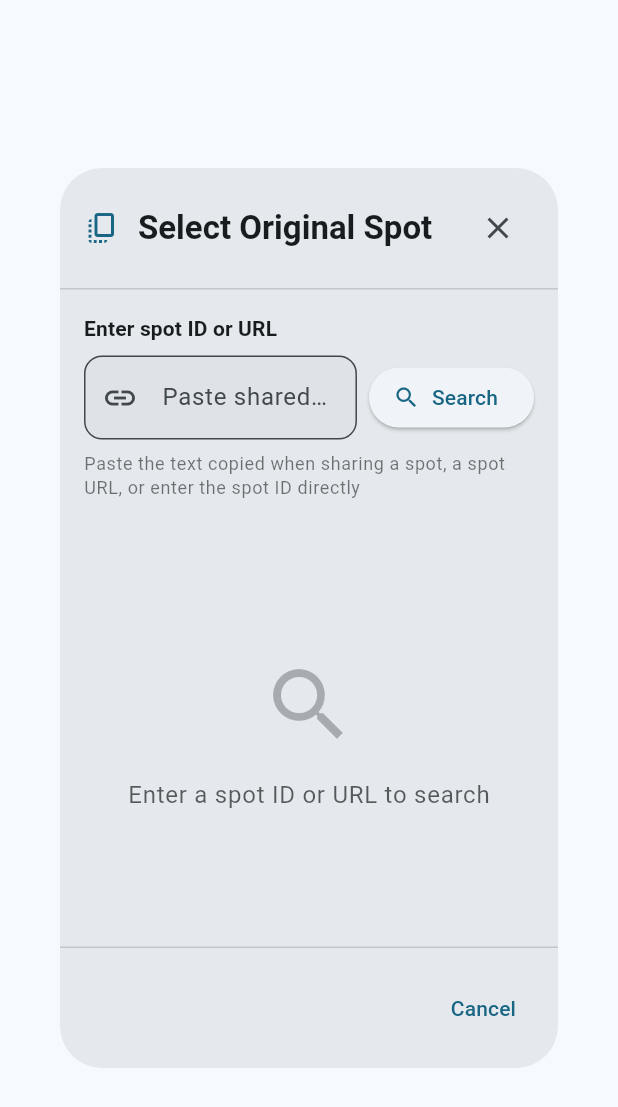
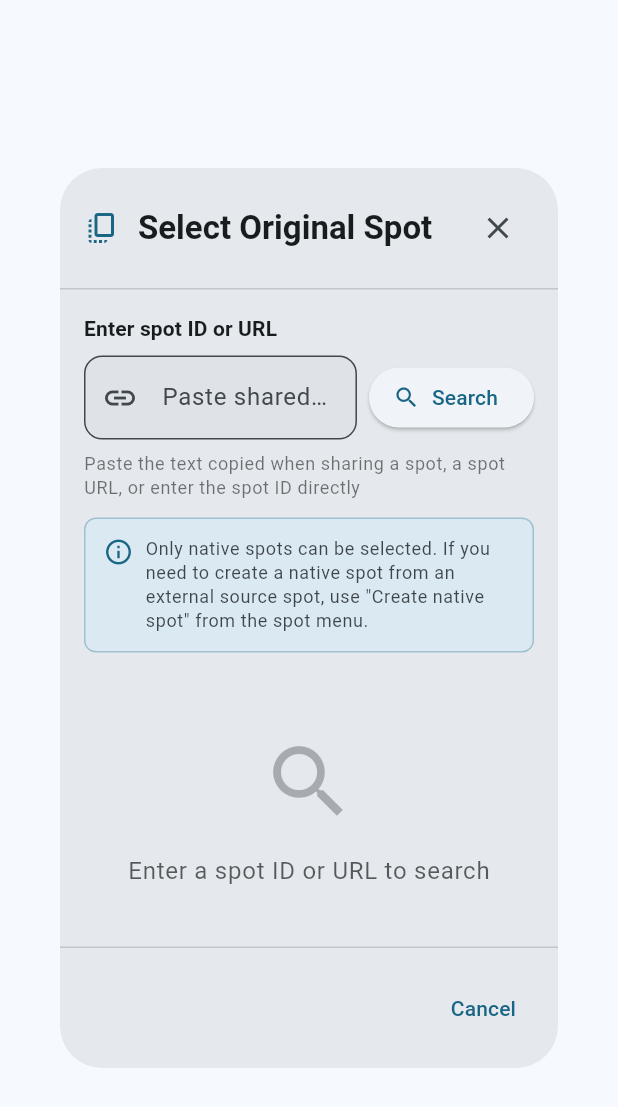
Before and after one commit to wardweistra/Parkour.Spot, a Flutter app: the SpotSelectionDialog widget shown alone on an empty page, opened directly, on a phone screen of 412 x 824 dp. Shown: the top 1107 px of the screen. Run offline on Flutter 3.47's test engine with Material 3 defaults, Android fonts, the phone set to English and light mode, and no system bars; our stand-ins replace cached_network_image, cloud_firestore, cloud_functions, firebase_auth, firebase_core, firebase_storage and 8 more; missing offline and left inert: pointer_interceptor, sealed_countries; accounts and stored records are empty; network calls fail; statements that could not run were skipped.

Commit message:
Moving "Create Native Spot" out of the Duplicate Spot popup

```diff
--- a/lib/widgets/spot_selection_dialog.dart
+++ b/lib/widgets/spot_selection_dialog.dart
@@ -339,6 +339,38 @@ class _SpotSelectionDialogState extends State<SpotSelectionDialog> {
                       color: Theme.of(context).colorScheme.onSurface.withValues(alpha: 0.6),
                     ),
                   ),
+                  if (!widget.allowExternalSources) ...[
+                    const SizedBox(height: 12),
+                    Container(
+                      padding: const EdgeInsets.all(12),
+                      decoration: BoxDecoration(
+                        color: Theme.of(context).colorScheme.primaryContainer.withValues(alpha: 0.3),
+                        borderRadius: BorderRadius.circular(8),
+                        border: Border.all(
+                          color: Theme.of(context).colorScheme.primary.withValues(alpha: 0.3),
+                        ),
+                      ),
+                      child: Row(
+                        crossAxisAlignment: CrossAxisAlignment.start,
+                        children: [
+                          Icon(
+                            Icons.info_outline,
+                            size: 20,
+                            color: Theme.of(context).colorScheme.primary,
+                          ),
+                          const SizedBox(width: 8),
+                          Expanded(
+                            child: Text(
+                              'Only native spots can be selected. If you need to create a native spot from an external source spot, use "Create native spot" from the spot menu.',
+                              style: Theme.of(context).textTheme.bodySmall?.copyWith(
+                                color: Theme.of(context).colorScheme.onSurface.withValues(alpha: 0.8),
+                              ),
+                            ),
+                          ),
+                        ],
+                      ),
+                    ),
+                  ],
                 ],
               ),
             ),
@@ -418,25 +450,7 @@ class _SpotSelectionDialogState extends State<SpotSelectionDialog> {
             // Footer
             Padding(
               padding: const EdgeInsets.all(16),
-              child: Column(
-                mainAxisSize: MainAxisSize.min,
-                children: [
-                  // Create Native Spot option (only show if current spot is from external source)
-                  if (widget.currentSpot != null && widget.currentSpot!.spotSource != null) ...[
-                    SizedBox(
-                      width: double.infinity,
-                      child: OutlinedButton.icon(
-                        onPressed: _error != null ? null : () => Navigator.of(context).pop('CREATE_NATIVE'),
-                        icon: const Icon(Icons.add_circle_outline),
-                        label: const Text('Create Native Spot from Current Spot'),
-                        style: OutlinedButton.styleFrom(
-                          padding: const EdgeInsets.symmetric(vertical: 12),
-                        ),
-                      ),
-                    ),
-                    const SizedBox(height: 8),
-                  ],
-                  Row(
+              child: Row(
                 mainAxisAlignment: MainAxisAlignment.end,
                 children: [
                   TextButton(
@@ -450,8 +464,6 @@ class _SpotSelectionDialogState extends State<SpotSelectionDialog> {
                       child: const Text('Confirm'),
                     ),
                   ],
-                    ],
-                  ),
                 ],
               ),
             ),
```
Also changed, not shown: lib/screens/spots/spot_detail_screen.dart (+112 -25 lines). Lines whose indentation alone changed are shown as unchanged.
